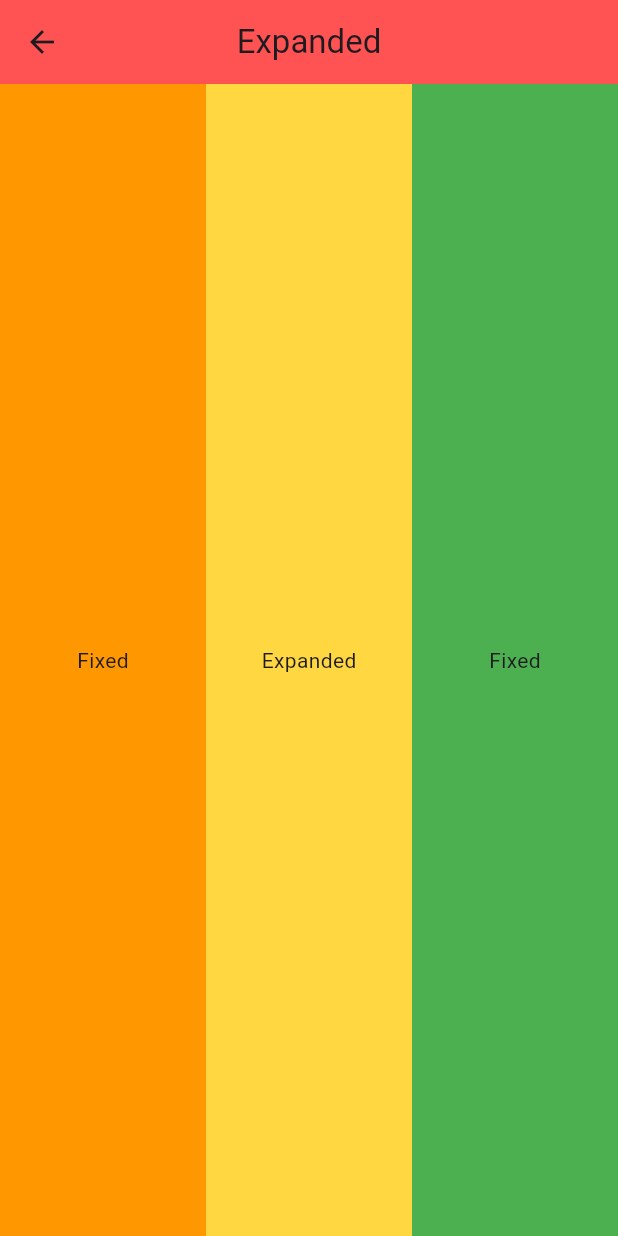
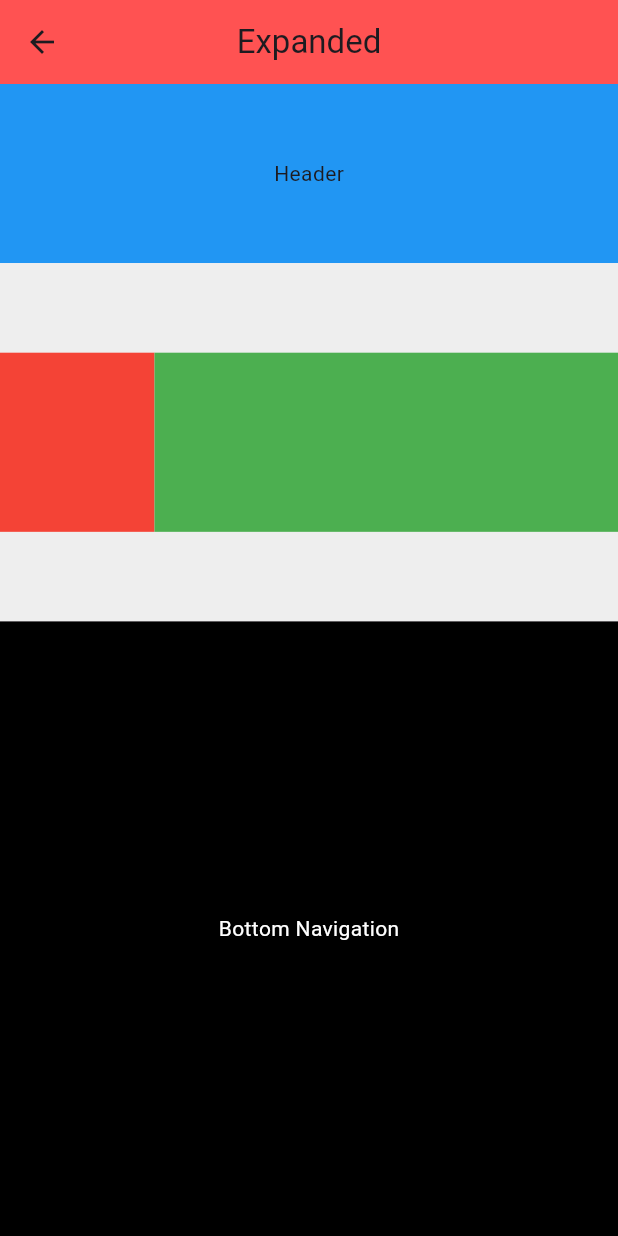
Before and after one commit to TushalKaklottar/practice_code, a Flutter app: the ExpandedView screen opened by its route, on a phone screen of 412 x 824 dp. Run offline on Flutter 3.47's test engine with Material 3 defaults, Android fonts, the phone set to English and light mode, and no system bars; our stand-ins replace flutter_screenutil, get.

Commit message:
22-05-2025 || KT

```diff
--- a/lib/modules/expanded/expanded_view.dart
+++ b/lib/modules/expanded/expanded_view.dart
@@ -1,5 +1,4 @@
-import 'package:flutter/material.dart';
-import 'package:untitled/core/app_color.dart';
+import 'package:untitled/app_exports.dart';
 
 class ExpandedView extends StatefulWidget {
   const ExpandedView({super.key});
@@ -17,29 +16,39 @@ class _ExpandedViewState extends State<ExpandedView> {
           centerTitle: true,
           title: const Text("Expanded"),
         ),
-      body: Row(
+        body: Column(
+          children: [
+            Container(
+              height: 100.h,
+              color: Colors.blue,
+              child: const Center(
+                child: Text("Header"),
+              ),
+            ),
+            Container(
+                height: 200.h,
+                color: Colors.grey[200],
+                child: Row(
                   children: [
                     Expanded(
-            child: Container(
-              color: Colors.orange,
-              width: 100,
-              child: const Center(child: Text('Fixed')),
-            ),
+                      flex: 1,
+                      child: Container(color: Colors.red, height: 100.h),
                     ),
                     Expanded(
-            child: Container(
-              color: Colors.amberAccent,
-              child: const Center(child: Text('Expanded')),
+                      flex: 3,
+                      child: Container(color: Colors.green, height: 100.h),
                     ),
-          ),
+                  ],
+                )),
             Expanded(
               child: Container(
-              color: Colors.green,
-              child: const Center(child: Text('Fixed')),
+                color: Colors.black,
+                child: const Center(
+                    child: Text("Bottom Navigation",
+                        style: TextStyle(color: Colors.white))),
               ),
             ),
           ],
-      ),
-    );
+        ));
   }
 }
--- a/lib/modules/stack/stack_view.dart
+++ b/lib/modules/stack/stack_view.dart
@@ -6,8 +6,7 @@ class StackView extends StatelessWidget {
 
   @override
   Widget build(BuildContext context) {
-    double heights = MediaQuery.of(context).size.height;
-    double widths = MediaQuery.of(context).size.width;
+
     return Scaffold(
       appBar: AppBar(
         backgroundColor: AppColors.oranges,
--- a/lib/modules/visibility/visibility_widget.dart
+++ b/lib/modules/visibility/visibility_widget.dart
@@ -22,7 +22,7 @@ class _VisibilityWidgetState extends State<VisibilityWidget> {
         mainAxisAlignment: MainAxisAlignment.center,
         children: [
           Visibility(
-            visible: isVisible, // true -> show, false -> hide
+            visible: isVisible,
             child: Container(
               padding: const EdgeInsets.all(20),
               color: Colors.blue,
@@ -34,7 +34,7 @@ class _VisibilityWidgetState extends State<VisibilityWidget> {
           ElevatedButton(
             onPressed: () {
               setState(() {
-                isVisible = !isVisible; // Toggle visibility
+                isVisible = !isVisible;
               });
             },
             child: Text(isVisible ? "Hide" : "Show"),
--- /dev/null
+++ b/lib/routes/app_pages.dart
@@ -0,0 +1,28 @@
+import 'package:untitled/app_exports.dart';
+
+import '../modules/spacerWidget/spacer.dart';
+
+class AppPages {
+  static final routes = [
+    GetPage(name: AppRoutes.home, page: () => const MyHomePage()),
+    GetPage(name: AppRoutes.columnWidget, page: () => const ColumnWidget()),
+    GetPage(name: AppRoutes.row, page: () => const RowView()),
+    GetPage(name: AppRoutes.stack, page: () => const StackView()),
+    GetPage(name: AppRoutes.listView, page: () => const ListviewWidget()),
+    GetPage(name: AppRoutes.statelessView, page: () => LessView()),
+    GetPage(
+        name: AppRoutes.sizedVsContainer, page: () => const SizedVsContainer()),
+    GetPage(name: AppRoutes.expandedView, page: () => const ExpandedView()),
+    GetPage(name: AppRoutes.flexibleView, page: () => const FlexibleView()),
+    GetPage(name: AppRoutes.gridWidget, page: () => const GridWidget()),
+    GetPage(name: AppRoutes.aspectRatio, page: () => const AspectRatioWidget()),
+    GetPage(name: AppRoutes.heroWidget, page: () => const HeroWidget()),
+    GetPage(
+        name: AppRoutes.intrinsicWidget, page: () => const IntrinsicWidget()),
+    GetPage(name: AppRoutes.textWidget, page: () => const TextWidget()),
+    GetPage(name: AppRoutes.toolTipWrap, page: () => const ToolTipWidget()),
+    GetPage(name: AppRoutes.inkWell, page: () => const InkWellWidget()),
+    GetPage(name: AppRoutes.visibility, page: () => const VisibilityWidget()),
+    GetPage(name: AppRoutes.spacer, page: () => const SpacerWidget()),
+  ];
+}
--- /dev/null
+++ b/lib/routes/app_routes.dart
@@ -0,0 +1,21 @@
+// lib/routes/app_routes.dart
+class AppRoutes {
+  static const home = '/';
+  static const columnWidget = '/columnWidget';
+  static const row = '/row';
+  static const stack = '/stack';
+  static const listView = '/listView';
+  static const statelessView = '/statelessView';
+  static const sizedVsContainer = '/SizedVsContainer';
+  static const expandedView = '/ExpandedView';
+  static const flexibleView = '/FlexibleView';
+  static const gridWidget = '/gridWidget';
+  static const aspectRatio = '/AspectRatio';
+  static const heroWidget = '/HeroWidget';
+  static const intrinsicWidget = '/IntrinsicWidget';
+  static const textWidget = '/textWidget';
+  static const toolTipWrap = '/toolTip_wrap';
+  static const inkWell = '/inkWell_Widget';
+  static const visibility = '/visibility';
+  static const spacer = '/spacer';
+}
--- a/pubspec.yaml
+++ b/pubspec.yaml
@@ -35,6 +35,8 @@ dependencies:
   # The following adds the Cupertino Icons font to your application.
   # Use with the CupertinoIcons class for iOS style icons.
   cupertino_icons: ^1.0.6
+  flutter_screenutil: ^5.8.4
+  get: ^4.7.2
 
 dev_dependencies:
   flutter_test:
```
Also changed, not shown: lib/app_exports.dart (added, +38 -0 lines), lib/main.dart (+14 -45 lines), lib/modules/container_sizedBox/container_sizedBox.dart (+15 -14 lines), lib/modules/flexible/flexible_view.dart (+13 -17 lines), lib/modules/home/home_view.dart (+5 -3 lines), lib/modules/spacerWidget/spacer.dart (added, +52 -0 lines), pubspec.lock. Lines whose indentation alone changed are shown as unchanged.
